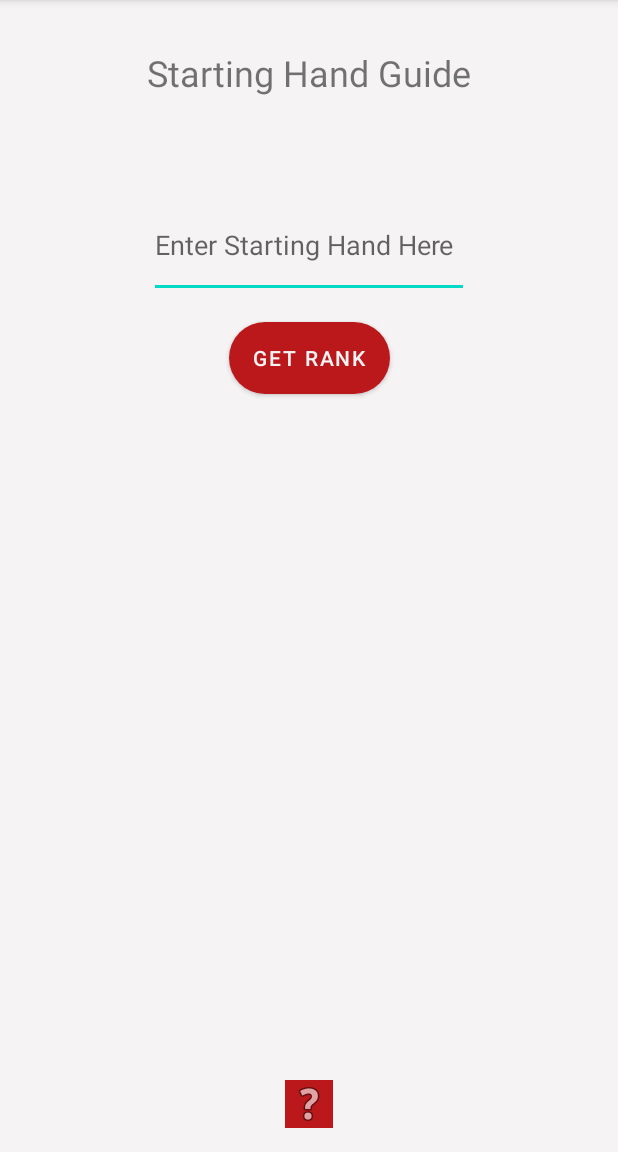
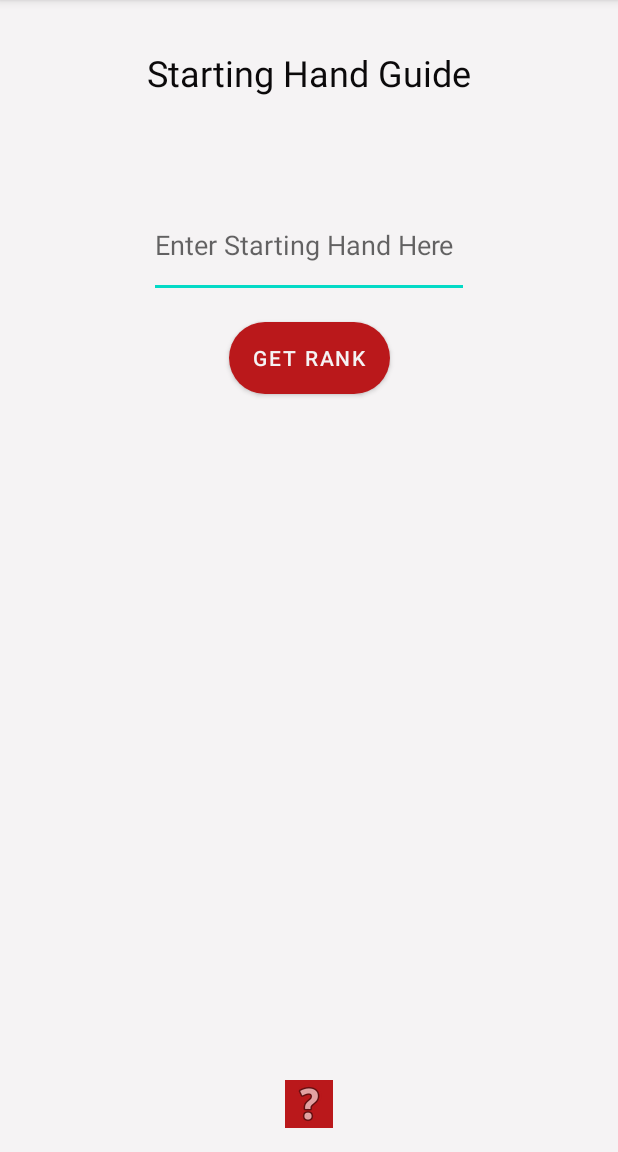
Before and after one commit to FrickTob/Hold-Em-Helper-Android-App, an Android app: the StartingHandGuideActivity screen opened directly, with no data from a screen before it, on a phone screen of 412 x 824 dp, the part 84-1236 px from its top. Run offline under Robolectric (Android 15) with nearby library versions, the phone set to English and light mode, and no system bars.

Commit message:
- Changed Night Theme Colors

```diff
--- a/app/build.gradle
+++ b/app/build.gradle
@@ -9,7 +9,7 @@ android {
         applicationId "com.holdemhelper"
         minSdk 21
         targetSdk 32
-        versionCode 1
+        versionCode 5
         versionName "1.0"
 
         testInstrumentationRunner "androidx.test.runner.AndroidJUnitRunner"
--- a/app/src/main/res/layout/activity_starting_hand_guide.xml
+++ b/app/src/main/res/layout/activity_starting_hand_guide.xml
@@ -46,6 +46,7 @@
             android:layout_height="wrap_content"
             android:layout_marginTop="32dp"
             android:text="@string/rankingTitleText"
+            android:textColor="@color/black"
             android:textSize="24sp"
             app:layout_constraintEnd_toEndOf="parent"
             app:layout_constraintStart_toStartOf="parent"
@@ -56,6 +57,7 @@
             android:layout_width="wrap_content"
             android:layout_height="wrap_content"
             android:layout_marginTop="16dp"
+            android:textColor="@color/black"
             android:textSize="20sp"
             app:layout_constraintEnd_toEndOf="parent"
             app:layout_constraintStart_toStartOf="parent"
@@ -66,6 +68,7 @@
             android:layout_width="wrap_content"
             android:layout_height="wrap_content"
             android:layout_marginTop="48dp"
+            android:textColor="@color/black"
             android:textSize="20sp"
             app:layout_constraintEnd_toEndOf="parent"
             app:layout_constraintStart_toStartOf="parent"
@@ -76,9 +79,9 @@
             android:layout_width="wrap_content"
             android:layout_height="wrap_content"
             android:layout_marginBottom="16dp"
+            android:background="@color/red_main"
+            android:backgroundTint="@color/red_main"
             android:contentDescription="@string/infoButtonContent"
-            android:backgroundTint="@color/red_main"
-            android:background="@color/red_main"
             app:layout_constraintBottom_toBottomOf="parent"
             app:layout_constraintEnd_toEndOf="parent"
             app:layout_constraintStart_toStartOf="parent"
--- a/app/src/main/res/values-night/themes.xml
+++ b/app/src/main/res/values-night/themes.xml
@@ -1,10 +1,10 @@
-<resources xmlns:tools="http://schemas.android.com/tools">
+<resources>
     <!-- Base application theme. -->
     <style name="Theme.MyPokerAssistant" parent="Theme.MaterialComponents.DayNight.DarkActionBar">
         <!-- Primary brand color. -->
-        <item name="colorPrimary">@color/purple_200</item>
-        <item name="colorPrimaryVariant">@color/purple_700</item>
-        <item name="colorOnPrimary">@color/black</item>
+        <item name="colorPrimary">@color/red_main</item>
+        <item name="colorPrimaryVariant">@color/red_secondary</item>
+        <item name="colorOnPrimary">@color/almost_white</item>
         <!-- Secondary brand color. -->
         <item name="colorSecondary">@color/teal_200</item>
         <item name="colorSecondaryVariant">@color/teal_200</item>
```
